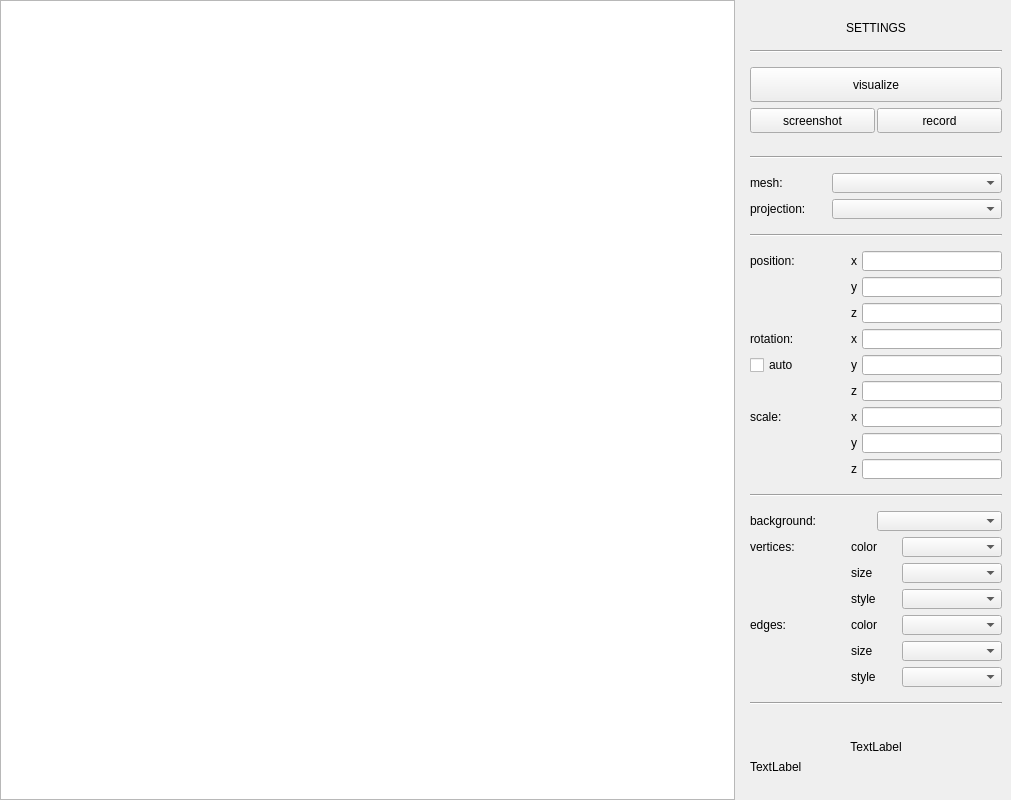
Old version of the form src/qt/mainwindow.ui in the repository Dolaxom/C_3DEngine.
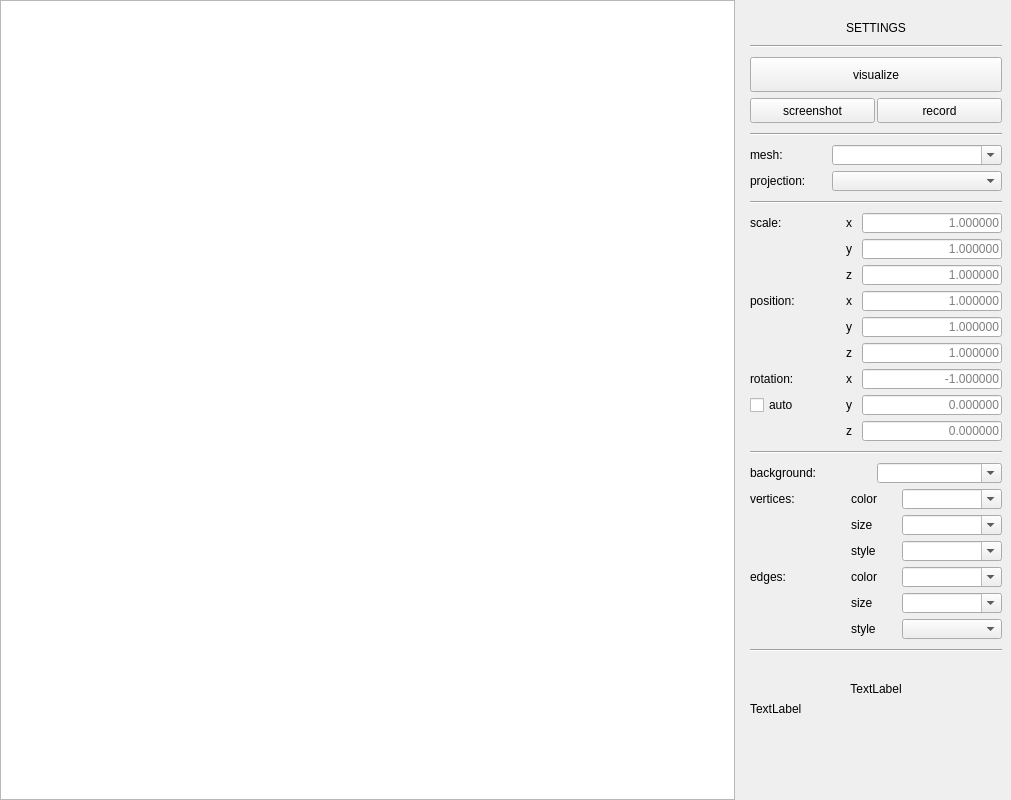
New version of the form.

Diff of the .ui file:
```diff
--- a/src/qt/mainwindow.ui
+++ b/src/qt/mainwindow.ui
@@ -210,6 +210,9 @@
             <height>20</height>
            </size>
           </property>
+          <property name="editable">
+           <bool>true</bool>
+          </property>
          </widget>
         </item>
         <item row="1" column="0">
@@ -268,6 +271,155 @@
         </property>
        </widget>
       </item>
+      <item>
+       <layout class="QGridLayout" name="lay_scale">
+        <property name="horizontalSpacing">
+         <number>1</number>
+        </property>
+        <item row="2" column="1">
+         <widget class="QLabel" name="szl">
+          <property name="minimumSize">
+           <size>
+            <width>15</width>
+            <height>20</height>
+           </size>
+          </property>
+          <property name="maximumSize">
+           <size>
+            <width>15</width>
+            <height>20</height>
+           </size>
+          </property>
+          <property name="text">
+           <string>z</string>
+          </property>
+         </widget>
+        </item>
+        <item row="0" column="2">
+         <widget class="QLineEdit" name="sxedit">
+          <property name="minimumSize">
+           <size>
+            <width>140</width>
+            <height>20</height>
+           </size>
+          </property>
+          <property name="maximumSize">
+           <size>
+            <width>140</width>
+            <height>20</height>
+           </size>
+          </property>
+          <property name="alignment">
+           <set>Qt::AlignRight|Qt::AlignTrailing|Qt::AlignVCenter</set>
+          </property>
+          <property name="placeholderText">
+           <string>1.000000</string>
+          </property>
+         </widget>
+        </item>
+        <item row="0" column="0">
+         <widget class="QLabel" name="scalel">
+          <property name="minimumSize">
+           <size>
+            <width>95</width>
+            <height>20</height>
+           </size>
+          </property>
+          <property name="maximumSize">
+           <size>
+            <width>95</width>
+            <height>20</height>
+           </size>
+          </property>
+          <property name="text">
+           <string>scale: </string>
+          </property>
+         </widget>
+        </item>
+        <item row="1" column="1">
+         <widget class="QLabel" name="syl">
+          <property name="minimumSize">
+           <size>
+            <width>15</width>
+            <height>20</height>
+           </size>
+          </property>
+          <property name="maximumSize">
+           <size>
+            <width>15</width>
+            <height>20</height>
+           </size>
+          </property>
+          <property name="text">
+           <string>y</string>
+          </property>
+         </widget>
+        </item>
+        <item row="0" column="1">
+         <widget class="QLabel" name="sxl">
+          <property name="minimumSize">
+           <size>
+            <width>15</width>
+            <height>20</height>
+           </size>
+          </property>
+          <property name="maximumSize">
+           <size>
+            <width>15</width>
+            <height>20</height>
+           </size>
+          </property>
+          <property name="text">
+           <string>x</string>
+          </property>
+         </widget>
+        </item>
+        <item row="1" column="2">
+         <widget class="QLineEdit" name="syedit">
+          <property name="minimumSize">
+           <size>
+            <width>140</width>
+            <height>20</height>
+           </size>
+          </property>
+          <property name="maximumSize">
+           <size>
+            <width>140</width>
+            <height>20</height>
+           </size>
+          </property>
+          <property name="alignment">
+           <set>Qt::AlignRight|Qt::AlignTrailing|Qt::AlignVCenter</set>
+          </property>
+          <property name="placeholderText">
+           <string>1.000000</string>
+          </property>
+         </widget>
+        </item>
+        <item row="2" column="2">
+         <widget class="QLineEdit" name="szedit">
+          <property name="minimumSize">
+           <size>
+            <width>140</width>
+            <height>20</height>
+           </size>
+          </property>
+          <property name="maximumSize">
+           <size>
+            <width>140</width>
+            <height>20</height>
+           </size>
+          </property>
+          <property name="alignment">
+           <set>Qt::AlignRight|Qt::AlignTrailing|Qt::AlignVCenter</set>
+          </property>
+          <property name="placeholderText">
+           <string>1.000000</string>
+          </property>
+         </widget>
+        </item>
+       </layout>
+      </item>
       <item>
        <layout class="QGridLayout" name="lay_pos">
         <property name="horizontalSpacing">
@@ -277,18 +429,18 @@
          <widget class="QLabel" name="pzl">
           <property name="minimumSize">
            <size>
-            <width>10</width>
+            <width>15</width>
             <height>20</height>
            </size>
           </property>
           <property name="maximumSize">
            <size>
-            <width>10</width>
+            <width>15</width>
             <height>20</height>
            </size>
           </property>
           <property name="text">
-           <string>z</string>
+           <string>z </string>
           </property>
          </widget>
         </item>
@@ -296,18 +448,18 @@
          <widget class="QLabel" name="pyl">
           <property name="minimumSize">
            <size>
-            <width>10</width>
+            <width>15</width>
             <height>20</height>
            </size>
           </property>
           <property name="maximumSize">
            <size>
-            <width>10</width>
+            <width>15</width>
             <height>20</height>
            </size>
           </property>
           <property name="text">
-           <string>y</string>
+           <string>y </string>
           </property>
          </widget>
         </item>
@@ -325,6 +477,12 @@
             <height>20</height>
            </size>
           </property>
+          <property name="alignment">
+           <set>Qt::AlignRight|Qt::AlignTrailing|Qt::AlignVCenter</set>
+          </property>
+          <property name="placeholderText">
+           <string>1.000000</string>
+          </property>
          </widget>
         </item>
         <item row="0" column="2">
@@ -341,6 +499,12 @@
             <height>20</height>
            </size>
           </property>
+          <property name="alignment">
+           <set>Qt::AlignRight|Qt::AlignTrailing|Qt::AlignVCenter</set>
+          </property>
+          <property name="placeholderText">
+           <string>1.000000</string>
+          </property>
          </widget>
         </item>
         <item row="0" column="0">
@@ -353,13 +517,13 @@
           </property>
           <property name="minimumSize">
            <size>
-            <width>100</width>
+            <width>95</width>
             <height>20</height>
            </size>
           </property>
           <property name="maximumSize">
            <size>
-            <width>100</width>
+            <width>95</width>
             <height>20</height>
            </size>
           </property>
@@ -382,19 +546,25 @@
             <height>20</height>
            </size>
           </property>
+          <property name="alignment">
+           <set>Qt::AlignRight|Qt::AlignTrailing|Qt::AlignVCenter</set>
+          </property>
+          <property name="placeholderText">
+           <string>1.000000</string>
+          </property>
          </widget>
         </item>
         <item row="0" column="1">
          <widget class="QLabel" name="pxl">
           <property name="minimumSize">
            <size>
-            <width>10</width>
+            <width>15</width>
             <height>20</height>
            </size>
           </property>
           <property name="maximumSize">
            <size>
-            <width>10</width>
+            <width>15</width>
             <height>20</height>
            </size>
           </property>
@@ -414,18 +584,18 @@
          <widget class="QLabel" name="ryl">
           <property name="minimumSize">
            <size>
-            <width>10</width>
+            <width>15</width>
             <height>20</height>
            </size>
           </property>
           <property name="maximumSize">
            <size>
-            <width>10</width>
+            <width>15</width>
             <height>20</height>
            </size>
           </property>
           <property name="text">
-           <string>y</string>
+           <string>y </string>
           </property>
          </widget>
         </item>
@@ -433,13 +603,13 @@
          <widget class="QLabel" name="rotationl">
           <property name="minimumSize">
            <size>
-            <width>100</width>
+            <width>95</width>
             <height>20</height>
            </size>
           </property>
           <property name="maximumSize">
            <size>
-            <width>100</width>
+            <width>95</width>
             <height>20</height>
            </size>
           </property>
@@ -452,18 +622,18 @@
          <widget class="QLabel" name="rxl">
           <property name="minimumSize">
            <size>
-            <width>10</width>
+            <width>15</width>
             <height>20</height>
            </size>
           </property>
           <property name="maximumSize">
            <size>
-            <width>10</width>
+            <width>15</width>
             <height>20</height>
            </size>
           </property>
           <property name="text">
-           <string>x</string>
+           <string>x </string>
           </property>
          </widget>
         </item>
@@ -481,6 +651,12 @@
             <height>20</height>
            </size>
           </property>
+          <property name="alignment">
+           <set>Qt::AlignRight|Qt::AlignTrailing|Qt::AlignVCenter</set>
+          </property>
+          <property name="placeholderText">
+           <string>-1.000000</string>
+          </property>
          </widget>
         </item>
         <item row="1" column="2">
@@ -497,24 +673,30 @@
             <height>20</height>
            </size>
           </property>
+          <property name="alignment">
+           <set>Qt::AlignRight|Qt::AlignTrailing|Qt::AlignVCenter</set>
+          </property>
+          <property name="placeholderText">
+           <string>0.000000</string>
+          </property>
          </widget>
         </item>
         <item row="2" column="1">
          <widget class="QLabel" name="rzl">
           <property name="minimumSize">
            <size>
-            <width>10</width>
+            <width>15</width>
             <height>20</height>
            </size>
           </property>
           <property name="maximumSize">
            <size>
-            <width>10</width>
+            <width>15</width>
             <height>20</height>
            </size>
           </property>
           <property name="text">
-           <string>z</string>
+           <string>z </string>
           </property>
          </widget>
         </item>
@@ -532,19 +714,25 @@
             <height>20</height>
            </size>
           </property>
+          <property name="alignment">
+           <set>Qt::AlignRight|Qt::AlignTrailing|Qt::AlignVCenter</set>
+          </property>
+          <property name="placeholderText">
+           <string>0.000000</string>
+          </property>
          </widget>
         </item>
         <item row="1" column="0">
          <widget class="QCheckBox" name="autorotationc">
           <property name="minimumSize">
            <size>
-            <width>10</width>
+            <width>60</width>
             <height>20</height>
            </size>
           </property>
           <property name="maximumSize">
            <size>
-            <width>100</width>
+            <width>60</width>
             <height>20</height>
            </size>
           </property>
@@ -555,137 +743,6 @@
         </item>
        </layout>
       </item>
-      <item>
-       <layout class="QGridLayout" name="lay_scale">
-        <property name="horizontalSpacing">
-         <number>1</number>
-        </property>
-        <item row="2" column="1">
-         <widget class="QLabel" name="szl">
-          <property name="minimumSize">
-           <size>
-            <width>10</width>
-            <height>20</height>
-           </size>
-          </property>
-          <property name="maximumSize">
-           <size>
-            <width>10</width>
-            <height>20</height>
-           </size>
-          </property>
-          <property name="text">
-           <string>z</string>
-          </property>
-         </widget>
-        </item>
-        <item row="0" column="2">
-         <widget class="QLineEdit" name="sxedit">
-          <property name="minimumSize">
-           <size>
-            <width>140</width>
-            <height>20</height>
-           </size>
-          </property>
-          <property name="maximumSize">
-           <size>
-            <width>140</width>
-            <height>20</height>
-           </size>
-          </property>
-         </widget>
-        </item>
-        <item row="0" column="0">
-         <widget class="QLabel" name="scalel">
-          <property name="minimumSize">
-           <size>
-            <width>100</width>
-            <height>20</height>
-           </size>
-          </property>
-          <property name="maximumSize">
-           <size>
-            <width>100</width>
-            <height>20</height>
-           </size>
-          </property>
-          <property name="text">
-           <string>scale: </string>
-          </property>
-         </widget>
-        </item>
-        <item row="1" column="1">
-         <widget class="QLabel" name="syl">
-          <property name="minimumSize">
-           <size>
-            <width>10</width>
-            <height>20</height>
-           </size>
-          </property>
-          <property name="maximumSize">
-           <size>
-            <width>10</width>
-            <height>20</height>
-           </size>
-          </property>
-          <property name="text">
-           <string>y</string>
-          </property>
-         </widget>
-        </item>
-        <item row="0" column="1">
-         <widget class="QLabel" name="sxl">
-          <property name="minimumSize">
-           <size>
-            <width>10</width>
-            <height>20</height>
-           </size>
-          </property>
-          <property name="maximumSize">
-           <size>
-            <width>10</width>
-            <height>20</height>
-           </size>
-          </property>
-          <property name="text">
-           <string>x</string>
-          </property>
-         </widget>
-        </item>
-        <item row="1" column="2">
-         <widget class="QLineEdit" name="syedit">
-          <property name="minimumSize">
-           <size>
-            <width>140</width>
-            <height>20</height>
-           </size>
-          </property>
-          <property name="maximumSize">
-           <size>
-            <width>140</width>
-            <height>20</height>
-           </size>
-          </property>
-         </widget>
-        </item>
-        <item row="2" column="2">
-         <widget class="QLineEdit" name="szedit">
-          <property name="minimumSize">
-           <size>
-            <width>140</width>
-            <height>20</height>
-           </size>
-          </property>
-          <property name="maximumSize">
-           <size>
-            <width>140</width>
-            <height>20</height>
-           </size>
-          </property>
-         </widget>
-        </item>
-       </layout>
-      </item>
       <item>
        <widget class="Line" name="line_5">
         <property name="minimumSize">
@@ -731,6 +788,9 @@
             <height>20</height>
            </size>
           </property>
+          <property name="editable">
+           <bool>true</bool>
+          </property>
          </widget>
         </item>
        </layout>
@@ -792,6 +852,9 @@
             <height>20</height>
            </size>
           </property>
+          <property name="editable">
+           <bool>true</bool>
+          </property>
          </widget>
         </item>
         <item row="0" column="1">
@@ -846,6 +909,9 @@
             <height>20</height>
            </size>
           </property>
+          <property name="editable">
+           <bool>true</bool>
+          </property>
          </widget>
         </item>
         <item row="2" column="2">
@@ -862,6 +928,9 @@
             <height>20</height>
            </size>
           </property>
+          <property name="editable">
+           <bool>true</bool>
+          </property>
          </widget>
         </item>
        </layout>
@@ -885,6 +954,9 @@
             <height>20</height>
            </size>
           </property>
+          <property name="editable">
+           <bool>true</bool>
+          </property>
          </widget>
         </item>
         <item row="1" column="1">
@@ -977,6 +1049,12 @@
             <height>20</height>
            </size>
           </property>
+          <property name="editable">
+           <bool>true</bool>
+          </property>
+          <property name="placeholderText">
+           <string>1</string>
+          </property>
          </widget>
         </item>
         <item row="2" column="2">
@@ -993,6 +1071,9 @@
             <height>20</height>
            </size>
           </property>
+          <property name="placeholderText">
+           <string>plain</string>
+          </property>
          </widget>
         </item>
        </layout>
@@ -1060,6 +1141,19 @@
         </property>
        </widget>
       </item>
+      <item>
+       <spacer name="verticalSpacer">
+        <property name="orientation">
+         <enum>Qt::Vertical</enum>
+        </property>
+        <property name="sizeHint" stdset="0">
+         <size>
+          <width>20</width>
+          <height>40</height>
+         </size>
+        </property>
+       </spacer>
+      </item>
      </layout>
     </item>
    </layout>
```
Left out of the diff: 66 changed lines with no effect on the pictures.
